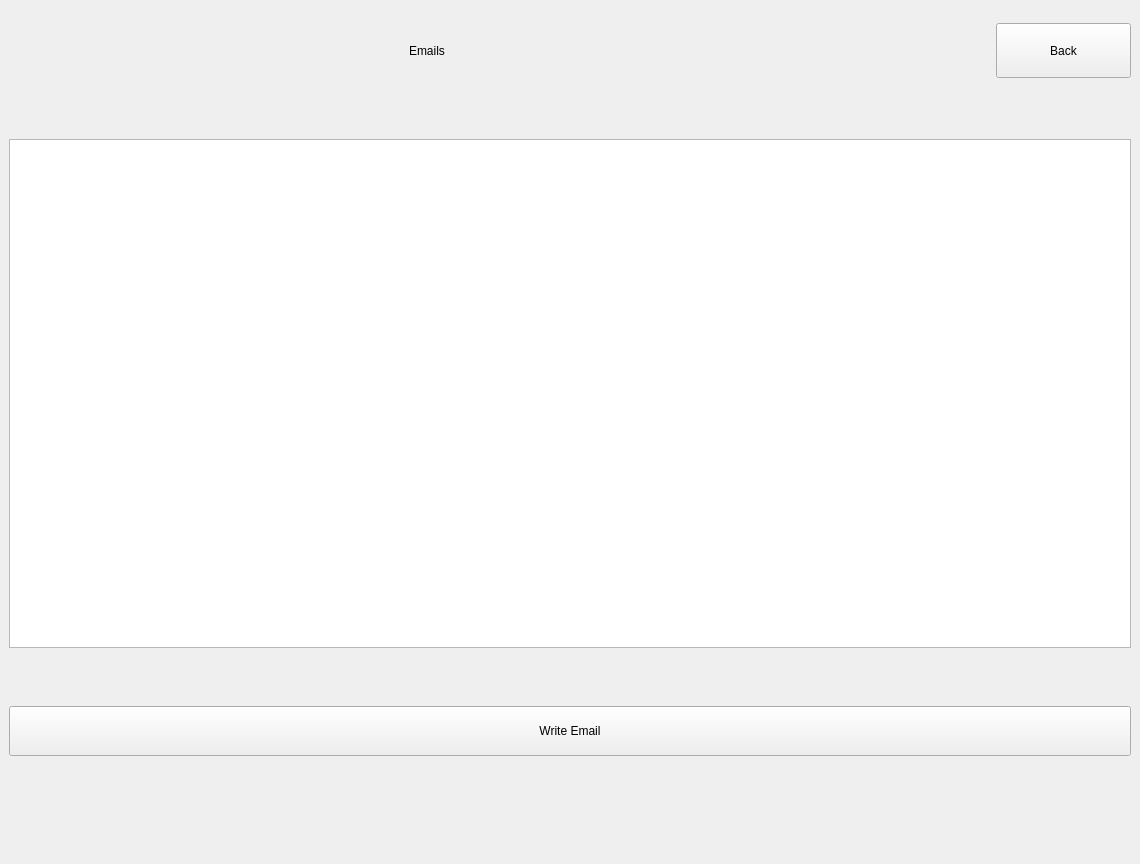
Demonim/Simargl-Study-Project, file main/UI/Email.ui: the form before one commit.
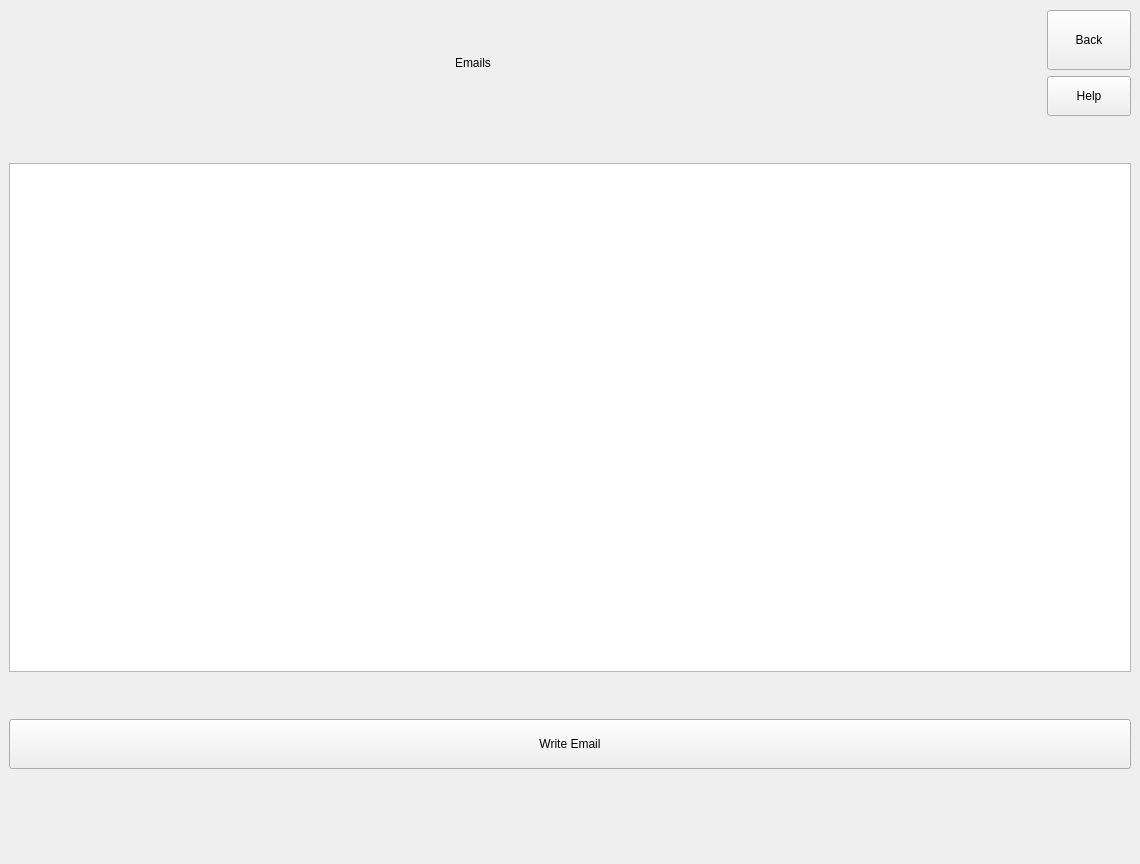
The form after the commit.

Commit message:
Universal Help
Added universal help for:
notes
Email
calendar
courses
dashboard
StudIP

What changed in the file:
```diff
--- a/main/UI/Email.ui
+++ b/main/UI/Email.ui
@@ -26,9 +26,9 @@
    <string>MainWindow</string>
   </property>
   <widget class="QWidget" name="centralwidget">
-   <layout class="QVBoxLayout" name="verticalLayout">
+   <layout class="QVBoxLayout" name="verticalLayout_2" stretch="1,1,10,1,1,2">
     <item>
-     <layout class="QHBoxLayout" name="horizontalLayout_2">
+     <layout class="QHBoxLayout" name="horizontalLayout_2" stretch="4,1,4,1">
       <property name="leftMargin">
        <number>110</number>
       </property>
@@ -93,9 +93,11 @@
        </spacer>
       </item>
       <item>
+       <layout class="QVBoxLayout" name="verticalLayout">
+        <item>
        <widget class="QPushButton" name="Back_Button">
         <property name="sizePolicy">
-         <sizepolicy hsizetype="Expanding" vsizetype="Ignored">
+           <sizepolicy hsizetype="Expanding" vsizetype="Expanding">
           <horstretch>0</horstretch>
           <verstretch>0</verstretch>
          </sizepolicy>
@@ -103,19 +105,49 @@
         <property name="minimumSize">
          <size>
           <width>80</width>
-          <height>40</height>
+            <height>50</height>
          </size>
         </property>
         <property name="maximumSize">
          <size>
           <width>135</width>
-          <height>55</height>
+            <height>60</height>
          </size>
         </property>
         <property name="text">
          <string>Back</string>
         </property>
        </widget>
+        </item>
+        <item>
+         <widget class="QPushButton" name="Help_Button">
+          <property name="sizePolicy">
+           <sizepolicy hsizetype="Expanding" vsizetype="Expanding">
+            <horstretch>0</horstretch>
+            <verstretch>0</verstretch>
+           </sizepolicy>
+          </property>
+          <property name="minimumSize">
+           <size>
+            <width>70</width>
+            <height>30</height>
+           </size>
+          </property>
+          <property name="maximumSize">
+           <size>
+            <width>130</width>
+            <height>40</height>
+           </size>
+          </property>
+          <property name="styleSheet">
+           <string notr="true"/>
+          </property>
+          <property name="text">
+           <string>Help</string>
+          </property>
+         </widget>
+        </item>
+       </layout>
       </item>
      </layout>
     </item>
```
Lines whose indentation alone changed are shown as unchanged. The commit also changes 7 other files.
